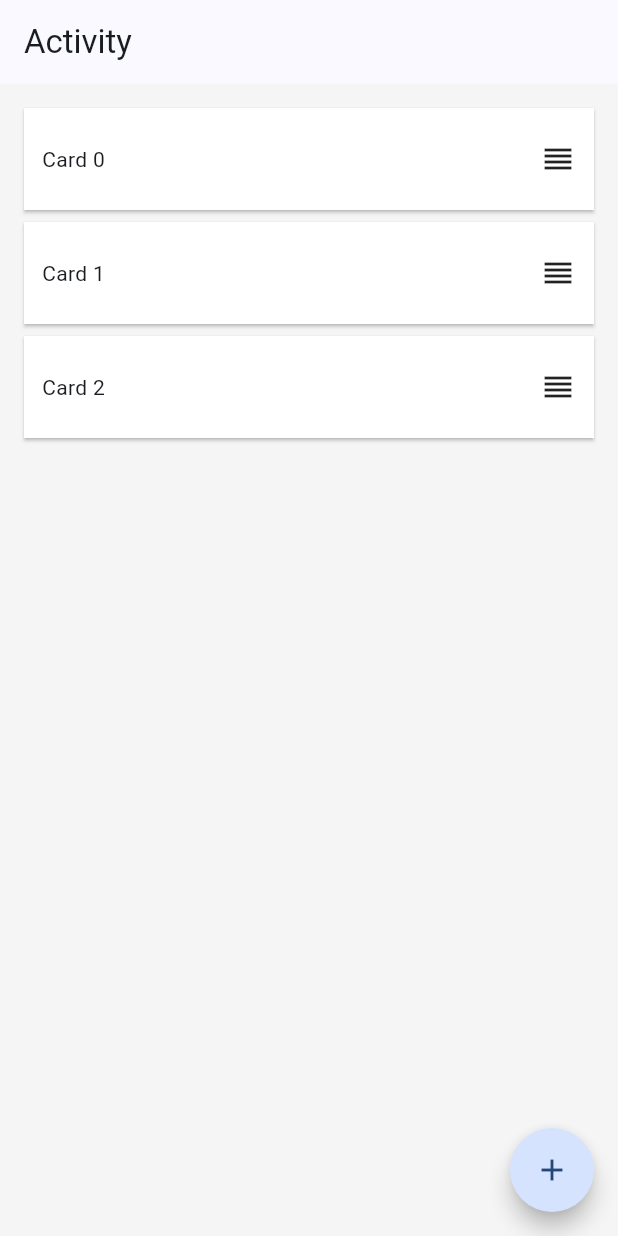
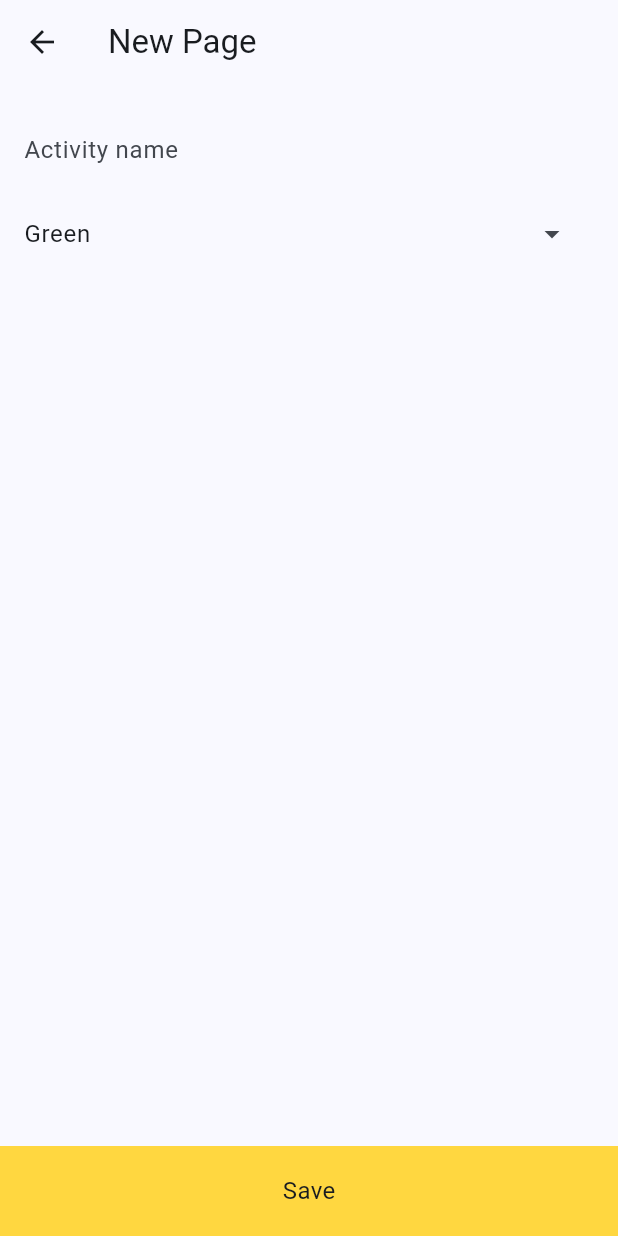
Before and after one commit to azusa5526/make_big_money, a Flutter app: the screen it shows after launch, after a tap on the "add" icon, on a phone screen of 412 x 824 dp. Run offline on Flutter 3.47's test engine with Material 3 defaults, Android fonts, the phone set to English and light mode, and no system bars; our stand-ins replace go_router.

Commit message:
feat: 增加 Activity 頁面空殼

```diff
--- a/lib/mods/activity/view/activity.dart
+++ b/lib/mods/activity/view/activity.dart
@@ -1,23 +1,15 @@
 import 'package:flutter/material.dart';
-import 'activity_list_view.dart';
 
 class Activity extends StatelessWidget {
-  const Activity({super.key});
+  const Activity({super.key, required this.activityId});
+
+  final String activityId;
 
   @override
   Widget build(BuildContext context) {
     return Scaffold(
-        appBar: AppBar(title: const Text('Activity')),
-        body: SafeArea(
-          child: Container(
-              color: Colors.grey[100],
-              padding: const EdgeInsets.all(12.0),
-              child: const ActivityListView()),
-        ),
-        floatingActionButton: FloatingActionButton(
-          onPressed: () {},
-          shape: const CircleBorder(),
-          child: const Icon(Icons.add),
-        ));
+      appBar: AppBar(title: const Text('Activity')),
+      body: Text(activityId),
+    );
   }
 }
--- /dev/null
+++ b/lib/mods/activity/view/activity_add.dart
@@ -0,0 +1,89 @@
+import 'package:flutter/material.dart';
+
+class ActivityAdd extends StatelessWidget {
+  const ActivityAdd({super.key});
+
+  @override
+  Widget build(BuildContext context) {
+    return Scaffold(
+        appBar: AppBar(title: const Text('New Page')),
+        body: SizedBox(
+          height: double.infinity,
+          child: Stack(
+            children: [
+              SingleChildScrollView(
+                  child: Form(
+                child: Container(
+                  padding: const EdgeInsets.all(16.0),
+                  child: Column(
+                    children: [
+                      TextFormField(
+                        onSaved: (inputValue) {
+                          // console('title inputValue', inputValue);
+                        },
+                        decoration: const InputDecoration(
+                            label: Text('Activity name'),
+                            border: InputBorder.none),
+                      ),
+                      DropdownMenu(
+                        expandedInsets: EdgeInsets.zero,
+                        width: MediaQuery.of(context).size.width,
+                        initialSelection: ColorLabel.green,
+                        inputDecorationTheme: const InputDecorationTheme(
+                            border: InputBorder.none),
+                        onSelected: (ColorLabel? color) {},
+                        dropdownMenuEntries: ColorLabel.values
+                            .map<DropdownMenuEntry<ColorLabel>>(
+                                (ColorLabel color) {
+                          return DropdownMenuEntry<ColorLabel>(
+                            value: color,
+                            label: color.label,
+                            enabled: color.label != 'Grey',
+                            style: MenuItemButton.styleFrom(
+                              foregroundColor: color.color,
+                            ),
+                          );
+                        }).toList(),
+                      ),
+                    ],
+                  ),
+                ),
+              )),
+              Positioned(
+                  left: 0,
+                  right: 0,
+                  bottom: 0,
+                  child: Material(
+                    child: Ink(
+                      decoration:
+                          const BoxDecoration(color: Colors.amberAccent),
+                      child: InkWell(
+                        onTap: () {},
+                        child: const SizedBox(
+                            width: double.infinity,
+                            height: 60,
+                            child: Center(
+                                child: Text(
+                              'Save',
+                              style: TextStyle(fontSize: 16.0),
+                            ))),
+                      ),
+                    ),
+                  ))
+            ],
+          ),
+        ));
+  }
+}
+
+enum ColorLabel {
+  blue('Blue', Colors.blue),
+  pink('Pink', Colors.pink),
+  green('Green', Colors.green),
+  yellow('Orange', Colors.orange),
+  grey('Grey', Colors.grey);
+
+  const ColorLabel(this.label, this.color);
+  final String label;
+  final Color color;
+}
--- /dev/null
+++ b/lib/mods/activity/view/activity_edit.dart
@@ -0,0 +1,13 @@
+import 'package:flutter/material.dart';
+
+class ActivityEdit extends StatelessWidget {
+  const ActivityEdit({super.key});
+
+  @override
+  Widget build(BuildContext context) {
+    return Scaffold(
+      appBar: AppBar(title: const Text('ActivityEdit')),
+      body: const Placeholder(),
+    );
+  }
+}
--- /dev/null
+++ b/lib/mods/activity/view/activity_home.dart
@@ -0,0 +1,26 @@
+import 'package:flutter/material.dart';
+import 'package:go_router/go_router.dart';
+import 'activity_list_view.dart';
+
+class ActivityHome extends StatelessWidget {
+  const ActivityHome({super.key});
+
+  @override
+  Widget build(BuildContext context) {
+    return Scaffold(
+        appBar: AppBar(title: const Text('Activity Home')),
+        body: SafeArea(
+          child: Container(
+              color: Colors.grey[100],
+              padding: const EdgeInsets.all(12.0),
+              child: const ActivityListView()),
+        ),
+        floatingActionButton: FloatingActionButton(
+          onPressed: () {
+            context.pushNamed('add_activity');
+          },
+          shape: const CircleBorder(),
+          child: const Icon(Icons.add),
+        ));
+  }
+}
--- a/lib/mods/activity/view/activity_list_view.dart
+++ b/lib/mods/activity/view/activity_list_view.dart
@@ -1,6 +1,8 @@
 import 'dart:ui';
 
 import 'package:flutter/material.dart';
+import 'package:flutter_iflood/utils/console.dart';
+import 'package:go_router/go_router.dart';
 
 class ActivityListView extends StatefulWidget {
   const ActivityListView({super.key});
@@ -19,17 +21,30 @@ class _ActivityListViewState extends State<ActivityListView> {
         Card(
           shape: const RoundedRectangleBorder(borderRadius: BorderRadius.zero),
           key: Key('$index'),
+          child: Ink(
+            decoration: const BoxDecoration(color: Colors.white),
+            child: InkWell(
+              onTap: () {
+                // Todo: check activityId is valid & chage route
+                context.push('/activity/$index');
+              },
+              onLongPress: () {
+                context.pushNamed('edit_activity');
+              },
               child: Container(
                 padding: const EdgeInsets.symmetric(horizontal: 12.0),
                 height: 68,
-            color: Colors.white,
+                // color: Colors.white,
                 child: Row(
                   mainAxisAlignment: MainAxisAlignment.spaceBetween,
                   children: [
                     Text('Card ${_items[index]}'),
                     ReorderableDragStartListener(
-                    index: index, child: const Icon(Icons.reorder_outlined)),
+                        index: index,
+                        child: const Icon(Icons.reorder_outlined)),
                   ],
+                ),
+              ),
             ),
           ),
         ),
--- a/lib/router/meta.dart
+++ b/lib/router/meta.dart
@@ -9,6 +9,11 @@ class _Route {
 
 class Routes {
   static const home = _Route('home', title: '首頁');
-  static const activity = _Route('activity', title: 'Activity');
+  static const activity = (
+    home: _Route('activity_home', title: 'Activity Home'),
+    add: _Route('add_activity', title: 'Add'),
+    edit: _Route('edit_activity', title: 'Edit'),
+    activity: _Route('activity', title: 'Activity')
+  );
   static const login = (home: _Route('loginHome', title: '登入'));
 }
--- a/lib/router/router.dart
+++ b/lib/router/router.dart
@@ -1,5 +1,9 @@
+import 'package:flutter_iflood/mods/activity/view/activity_add.dart';
+import 'package:flutter_iflood/utils/console.dart';
 import 'package:go_router/go_router.dart';
 import '../mods/login/ui/login_homepage.dart';
+import '../mods/activity/view/activity_home.dart';
+import '../mods/activity/view/activity_edit.dart';
 import '../mods/activity/view/activity.dart';
 import 'meta.dart';
 
@@ -11,9 +15,28 @@ final router = GoRouter(
       redirect: (context, state) => '/activity',
     ),
     GoRoute(
-        path: '/activity',
-        name: Routes.activity.name,
-        builder: (context, state) => const Activity()),
+      path: '/activity',
+      name: Routes.activity.home.name,
+      builder: (context, state) => const ActivityHome(),
+      routes: [
+        GoRoute(
+          path: 'add',
+          name: Routes.activity.add.name,
+          builder: (context, state) => const ActivityAdd(),
+        ),
+        GoRoute(
+          path: 'edit',
+          name: Routes.activity.edit.name,
+          builder: (context, state) => const ActivityEdit(),
+        ),
+        GoRoute(
+            path: ':activityId',
+            builder: (context, state) {
+              return Activity(
+                  activityId: state.pathParameters['activityId'] as String);
+            }),
+      ],
+    ),
     GoRoute(
         path: '/login',
         name: Routes.login.home.name,
```
Lines whose indentation alone changed are shown as unchanged.
